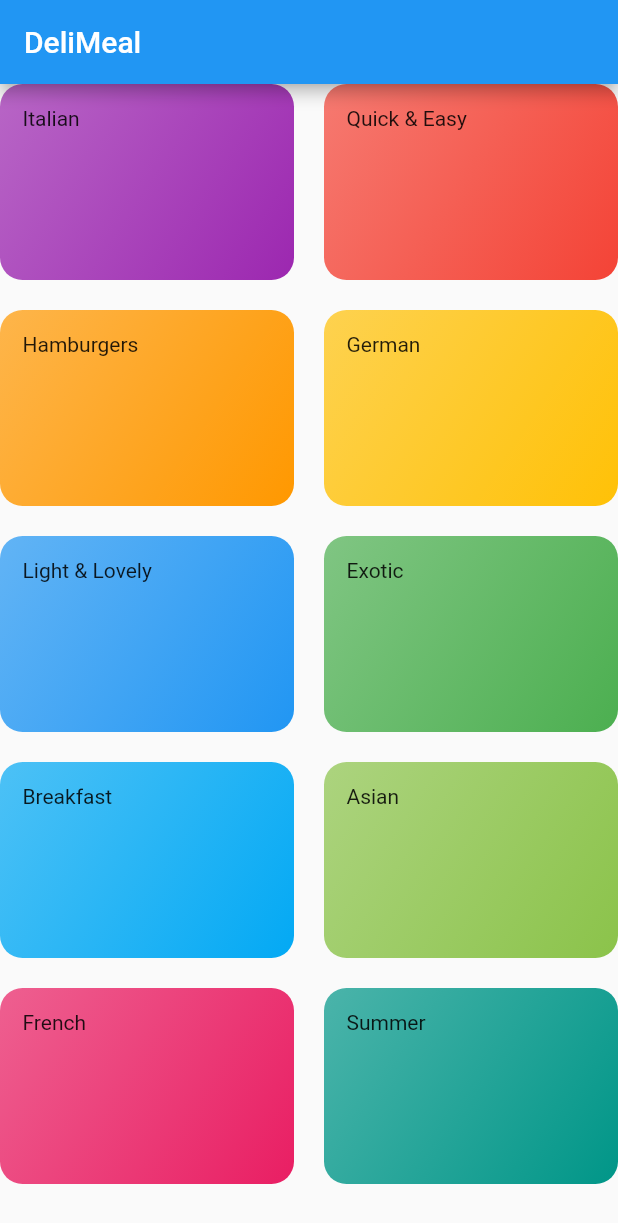
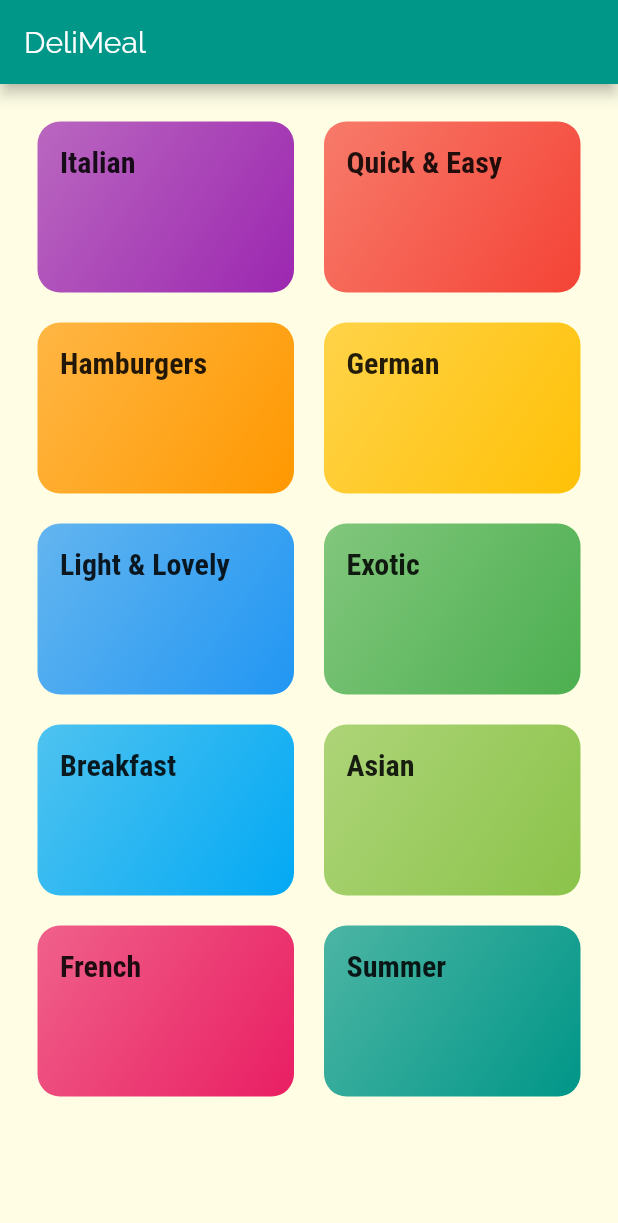
Before and after one commit to MatthieuNadeau96/Flutter_meals_app, a Flutter app: the screen it shows after launch, on a phone screen of 412 x 824 dp. Shown: the top 1223 px of the screen. Run offline on Flutter 3.47's test engine with Material 2 defaults, Android fonts, the phone set to English and light mode, and no system bars.

Commit message:
Styling & Theming

```diff
--- a/lib/categories_screen.dart
+++ b/lib/categories_screen.dart
@@ -11,6 +11,7 @@ class CategoriesScreen extends StatelessWidget {
         title: const Text('DeliMeal'),
       ),
       body: GridView(
+        padding: const EdgeInsets.all(25),
         children: DUMMY_CATEGORIES
             .map(
               (catData) => CategoryItem(
--- a/lib/category_item.dart
+++ b/lib/category_item.dart
@@ -10,7 +10,10 @@ class CategoryItem extends StatelessWidget {
   Widget build(BuildContext context) {
     return Container(
       padding: const EdgeInsets.all(15),
-      child: Text(title),
+      child: Text(
+        title,
+        style: Theme.of(context).textTheme.title,
+      ),
       decoration: BoxDecoration(
         gradient: LinearGradient(
           colors: [
--- a/lib/main.dart
+++ b/lib/main.dart
@@ -8,9 +8,26 @@ class MyApp extends StatelessWidget {
   @override
   Widget build(BuildContext context) {
     return MaterialApp(
+      debugShowCheckedModeBanner: false,
       title: 'DeliMeals',
       theme: ThemeData(
-        primarySwatch: Colors.blue,
+        primarySwatch: Colors.teal,
+        accentColor: Color.fromRGBO(233, 224, 113, 1),
+        canvasColor: Color.fromRGBO(255, 254, 229, 1),
+        fontFamily: 'Raleway',
+        textTheme: ThemeData.light().textTheme.copyWith(
+              body1: TextStyle(
+                color: Color.fromRGBO(20, 51, 51, 1),
+              ),
+              body2: TextStyle(
+                color: Color.fromRGBO(20, 51, 51, 1),
+              ),
+              title: TextStyle(
+                fontSize: 20,
+                fontFamily: 'RobotoCondensed',
+                fontWeight: FontWeight.bold,
+              ),
+            ),
       ),
       home: CategoriesScreen(),
     );
```
Also changed, not shown: pubspec.yaml (+17 -6 lines), assets/fonts/Raleway-Black.ttf (added), assets/fonts/Raleway-Bold.ttf (added), assets/fonts/Raleway-Regular.ttf (added), assets/fonts/RobotoCondensed-Bold.ttf (added), assets/fonts/RobotoCondensed-Italic.ttf (added), assets/fonts/RobotoCondensed-Light.ttf (added), assets/fonts/RobotoCondensed-Regular.ttf (added).
